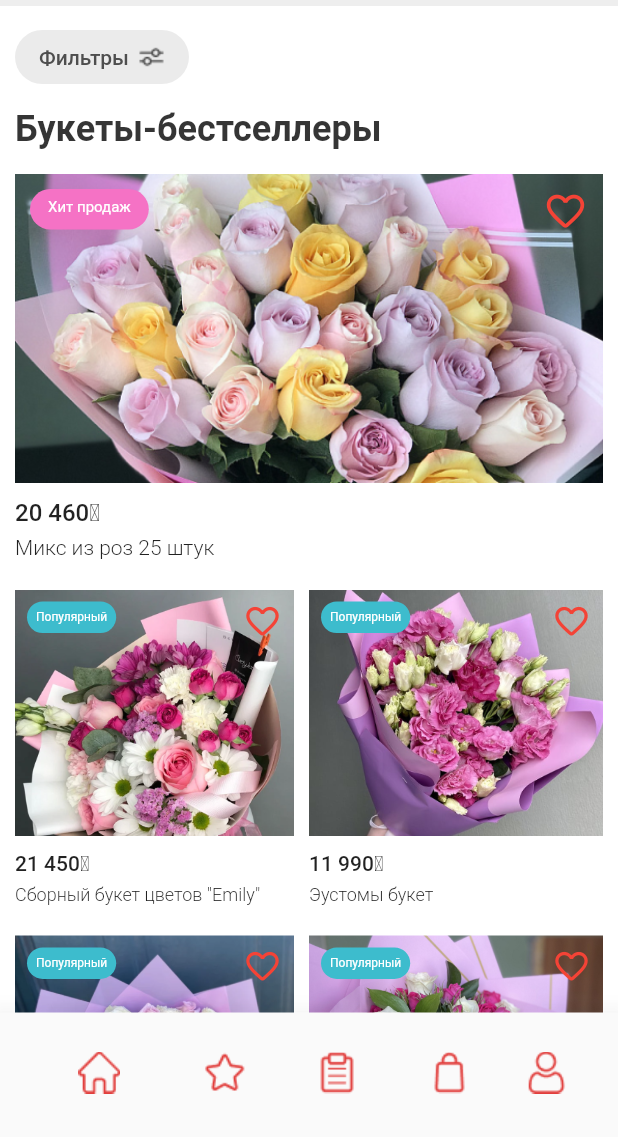
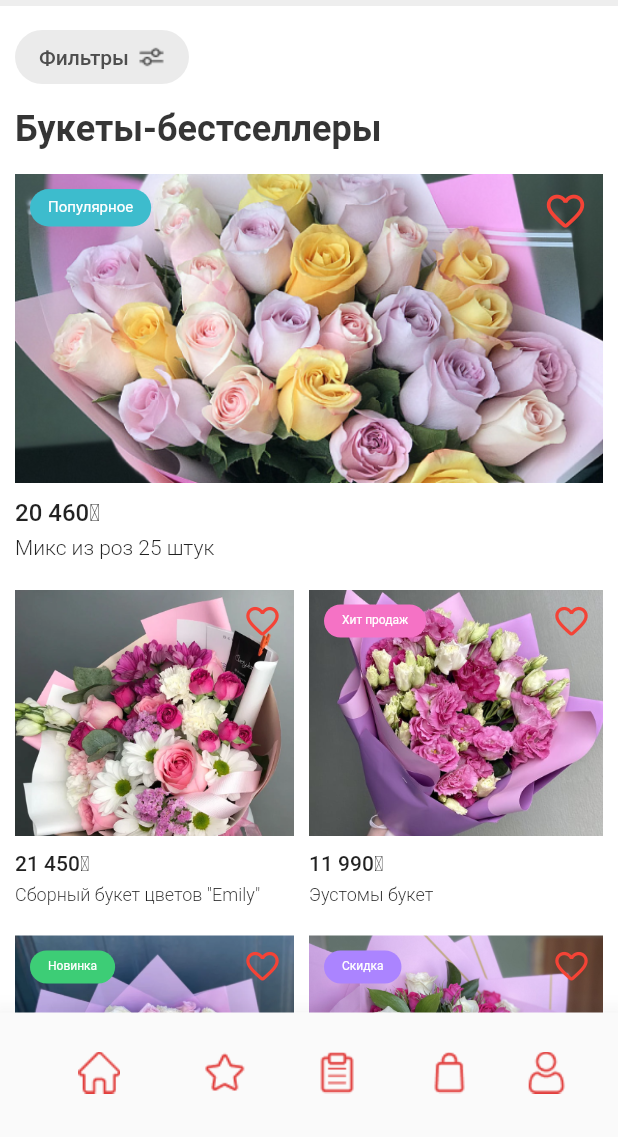
Before and after one commit to konstantingalin/flutter_flowers_app, a Flutter app: the screen it shows after launch, on a phone screen of 412 x 824 dp, the part 99-1236 px from its top. Run offline on Flutter 3.47's test engine with Material 2 defaults, Android fonts, the phone set to English and light mode, and no system bars.

Commit message:
add custom tag

```diff
--- a/lib/models/flower_model.dart
+++ b/lib/models/flower_model.dart
@@ -33,6 +33,7 @@ class FlowerModel {
   final String price;
   final String thumbnailPath;
   final String composition;
+  final String tag;
   final List<String> categories;
   final List<String> priceCategory;
   final List<String> color;
@@ -49,6 +50,7 @@ class FlowerModel {
     required this.composition,
     required this.color,
     required this.type,
+    required this.tag,
   });
 
   static List<FlowerModel> sampleCards = [
@@ -68,6 +70,7 @@ class FlowerModel {
       priceCategory: [FlowerPrice.medium],
       color: [FlowerColor.white, FlowerColor.pink, FlowerColor.yellow],
       type: [FlowerType.rose],
+      tag: 'popular',
     ),
     FlowerModel(
       id: 2,
@@ -81,6 +84,7 @@ class FlowerModel {
       priceCategory: [FlowerPrice.medium],
       color: [FlowerColor.white, FlowerColor.pink, FlowerColor.red],
       type: [FlowerType.multi],
+      tag: '',
     ),
     FlowerModel(
       id: 3,
@@ -94,6 +98,7 @@ class FlowerModel {
       priceCategory: [FlowerPrice.budgetary],
       color: [FlowerColor.white, FlowerColor.pink, FlowerColor.yellow],
       type: [FlowerType.eustoma],
+      tag: 'hit',
     ),
     FlowerModel(
       id: 4,
@@ -111,6 +116,7 @@ class FlowerModel {
       priceCategory: [FlowerPrice.expensive],
       color: [FlowerColor.white, FlowerColor.pink],
       type: [FlowerType.rose],
+      tag: 'new',
     ),
     FlowerModel(
       id: 5,
@@ -124,6 +130,7 @@ class FlowerModel {
       priceCategory: [FlowerPrice.medium],
       color: [FlowerColor.white, FlowerColor.red],
       type: [FlowerType.rose],
+      tag: 'discount',
     ),
   ];
 }
--- a/lib/screens/card_screen.dart
+++ b/lib/screens/card_screen.dart
@@ -1,4 +1,5 @@
 import 'package:flutter/material.dart';
+import 'package:flutter_flowers_app/widgets/custom_tag.dart';
 import '../models/flower_model.dart';
 import '../widgets/bottom_nav_bar.dart';
 import '../widgets/header.dart';
@@ -37,29 +38,11 @@ class CardScreen extends StatelessWidget {
                       fit: BoxFit.cover,
                     ),
                   ),
-                  Positioned(
-                    top: 10,
-                    left: 10,
-                    child: Container(
-                      padding: const EdgeInsets.only(
-                        left: 12.0,
-                        right: 12.0,
-                        top: 6.0,
-                        bottom: 9.0,
-                      ),
-                      decoration: BoxDecoration(
-                        color: const Color(0xFFF572C5),
-                        borderRadius: BorderRadius.circular(20.0),
-                      ),
-                      child: const Text(
-                        'Хит продаж',
-                        style: TextStyle(
-                          fontSize: 10,
-                          color: Colors.white,
-                        ),
-                      ),
+                  if (card.tag.isNotEmpty)
+                    CustomTag(
+                      typeTag: card.tag,
+                      size: 'medium',
                     ),
-                  ),
                 ],
               ),
               const SizedBox(height: 16),
--- a/lib/screens/home_scrren.dart
+++ b/lib/screens/home_scrren.dart
@@ -2,6 +2,7 @@ import 'package:flutter/material.dart';
 
 import '../models/flower_model.dart';
 import '../widgets/bottom_nav_bar.dart';
+import '../widgets/custom_tag.dart';
 import '../widgets/header.dart';
 
 class HomeScreen extends StatelessWidget {
@@ -119,29 +120,11 @@ class HomeScreen extends StatelessWidget {
                                   ),
                                 ),
                               ),
-                              Positioned(
-                                top: 10,
-                                left: 10,
-                                child: Container(
-                                  padding: const EdgeInsets.only(
-                                    left: 12.0,
-                                    right: 12.0,
-                                    top: 6.0,
-                                    bottom: 9.0,
-                                  ),
-                                  decoration: BoxDecoration(
-                                    color: const Color(0xFFF572C5),
-                                    borderRadius: BorderRadius.circular(20.0),
-                                  ),
-                                  child: const Text(
-                                    'Хит продаж',
-                                    style: TextStyle(
-                                      fontSize: 10,
-                                      color: Colors.white,
-                                    ),
-                                  ),
+                              if (FlowerModel.sampleCards[0].tag.isNotEmpty)
+                                CustomTag(
+                                  typeTag: FlowerModel.sampleCards[0].tag,
+                                  size: 'medium',
                                 ),
-                              ),
                             ],
                           ),
                           Column(
@@ -240,30 +223,13 @@ class HomeScreen extends StatelessWidget {
                                               ),
                                             ),
                                           ),
-                                          Positioned(
-                                            top: 8,
-                                            left: 8,
-                                            child: Container(
-                                              padding: const EdgeInsets.only(
-                                                left: 6.0,
-                                                right: 6.0,
-                                                top: 6.0,
-                                                bottom: 6.0,
-                                              ),
-                                              decoration: BoxDecoration(
-                                                color: const Color(0xFF3DBCCD),
-                                                borderRadius:
-                                                    BorderRadius.circular(20.0),
-                                              ),
-                                              child: const Text(
-                                                'Популярный',
-                                                style: TextStyle(
-                                                  fontSize: 8,
-                                                  color: Colors.white,
-                                                ),
-                                              ),
+                                          if (FlowerModel.sampleCards[index + 1]
+                                              .tag.isNotEmpty)
+                                            CustomTag(
+                                              typeTag: FlowerModel
+                                                  .sampleCards[index + 1].tag,
+                                              size: 'small',
                                             ),
-                                          ),
                                         ],
                                       ),
                                     ),
--- /dev/null
+++ b/lib/widgets/custom_tag.dart
@@ -0,0 +1,61 @@
+import 'package:flutter/material.dart';
+
+class CustomTag extends StatelessWidget {
+  final String typeTag;
+  final String size;
+
+  const CustomTag({super.key, required this.typeTag, required this.size});
+
+  @override
+  Widget build(BuildContext context) {
+    Color color;
+    String label;
+
+    switch (typeTag) {
+      case 'popular':
+        color = const Color(0xFF3DBCCD);
+        label = 'Популярное';
+        break;
+      case 'hit':
+        color = const Color(0xFFF572C5);
+        label = 'Хит продаж';
+        break;
+      case 'discount':
+        color = const Color(0xFFAB84FF);
+        label = 'Скидка';
+        break;
+      case 'new':
+        color = const Color(0xFF3DCD76);
+        label = 'Новинка';
+        break;
+      default:
+        color = const Color(0xFF3DBCCD);
+        label = 'Популярное';
+        break;
+    }
+
+    return Positioned(
+      top: 10,
+      left: 10,
+      child: Container(
+        padding: const EdgeInsets.only(
+          left: 12.0,
+          right: 12.0,
+          top: 6.0,
+          bottom: 7.0,
+        ),
+        decoration: BoxDecoration(
+          color: color,
+          borderRadius: BorderRadius.circular(20.0),
+        ),
+        child: Text(
+          label,
+          style: TextStyle(
+            fontSize: size == 'medium' ? 10 : 8,
+            color: Colors.white,
+          ),
+        ),
+      ),
+    );
+  }
+}
```
